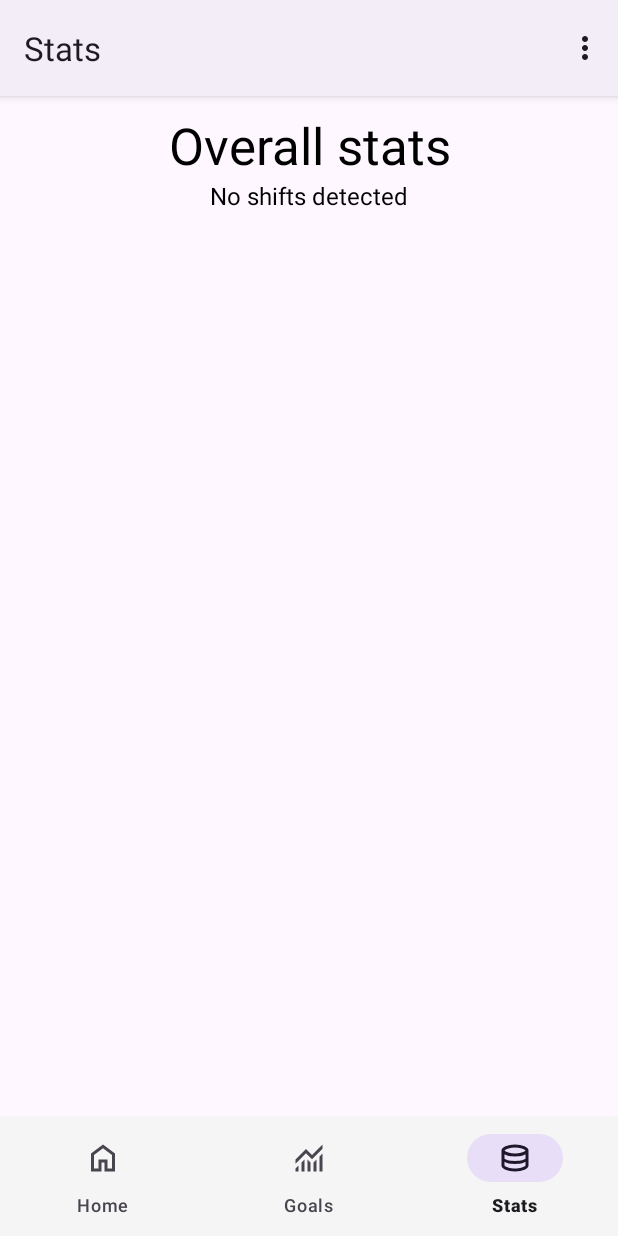
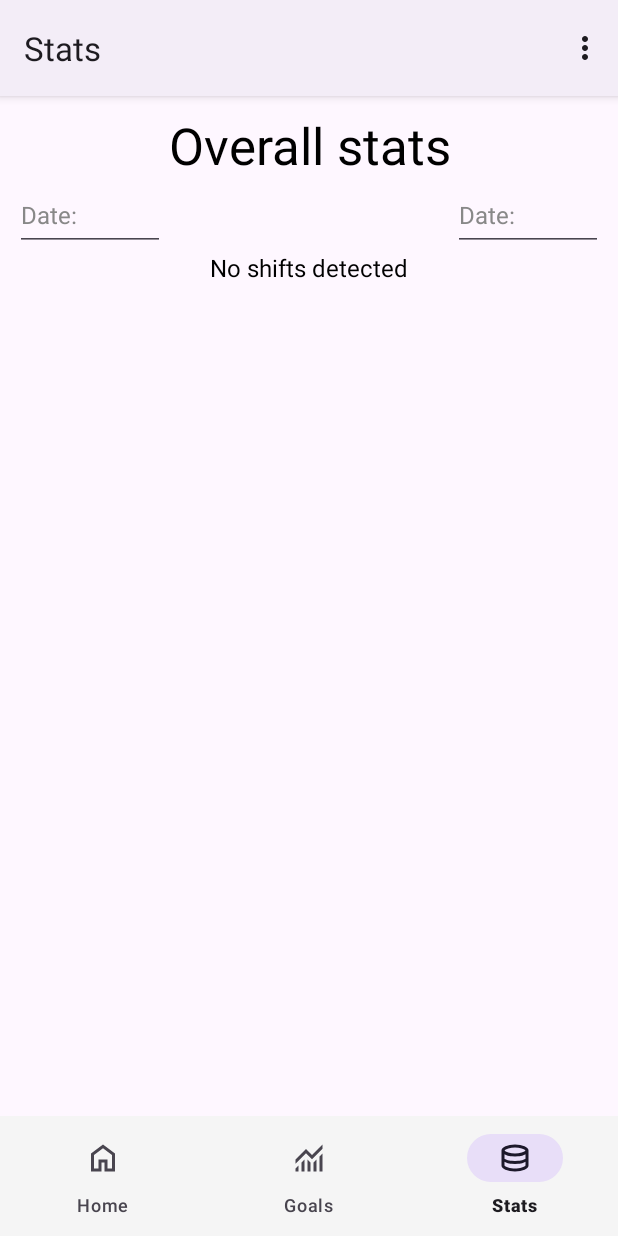
Before and after one commit to HSact/TaxiLog, an Android app: the StatsFragment screen opened through its navigation route, on a phone screen of 412 x 824 dp. Run offline under Robolectric (Android 15) with nearby library versions, the phone set to English and light mode, and no system bars; our stand-ins replace navigation-ui.

Commit message:
Update app version and add date pickers to stats fragment
- Incremented app version to 0.8.
- Added date picker `EditText` fields to `StatsFragment` for selecting the start and end dates.

```diff
--- a/app/build.gradle
+++ b/app/build.gradle
@@ -11,7 +11,7 @@ android {
         minSdk 26
         targetSdk 34
         versionCode 1
-        versionName "0.7"
+        versionName "0.8"
         testInstrumentationRunner "androidx.test.runner.AndroidJUnitRunner"
     }
 
--- a/app/src/main/res/layout/fragment_stats.xml
+++ b/app/src/main/res/layout/fragment_stats.xml
@@ -20,6 +20,53 @@
             android:gravity="center"
             android:text="@string/statsHeader"
             android:textSize="34sp" />
+        <LinearLayout
+            android:layout_width="wrap_content"
+            android:layout_height="wrap_content"
+            android:orientation="horizontal">
+
+            <EditText
+                android:id="@+id/buttonDatePickBegin"
+                android:layout_width="wrap_content"
+                android:layout_height="match_parent"
+
+                android:layout_gravity="start"
+                android:autofillHints=""
+                android:clickable="true"
+                android:focusable="false"
+                android:hint="@string/addshift_date"
+                android:inputType="none"
+                android:maxWidth="10dp"
+                android:maxEms="0"
+                android:maxLength="10"
+                android:minWidth="100dp"
+                android:minHeight="48dp"
+                android:textSize="16sp" />
+
+            <View
+                android:layout_width="0dp"
+                android:layout_height="match_parent"
+                android:layout_weight="1" />
+
+
+            <EditText
+                android:id="@+id/buttonDatePickEnd"
+                android:layout_width="wrap_content"
+                android:layout_height="match_parent"
+
+                android:layout_gravity="end"
+                android:autofillHints=""
+                android:clickable="true"
+                android:focusable="false"
+                android:hint="@string/addshift_date"
+                android:inputType="none"
+                android:maxWidth="150dp"
+                android:maxEms="0"
+                android:maxLength="10"
+                android:minWidth="100dp"
+                android:minHeight="48dp"
+                android:textSize="16sp" />
+        </LinearLayout>
 
         <TextView
             android:id="@+id/textListIsEmpty"
```
